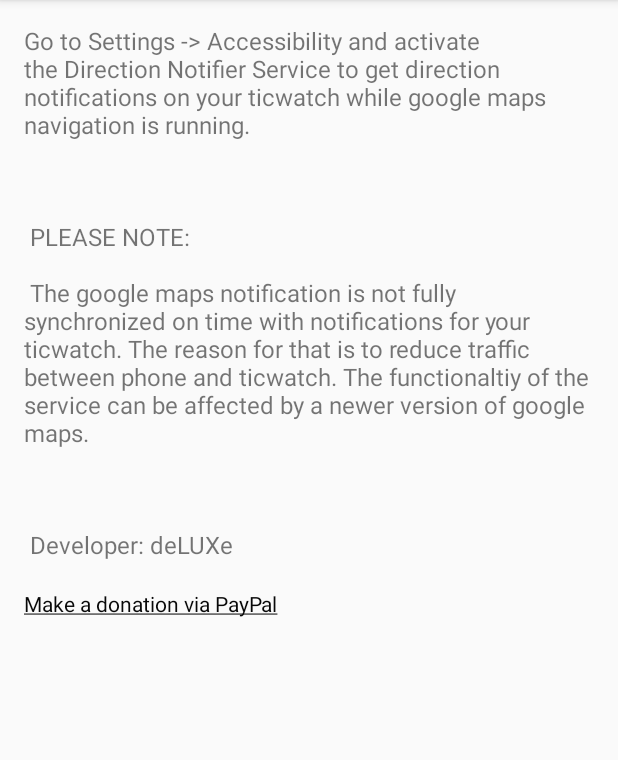
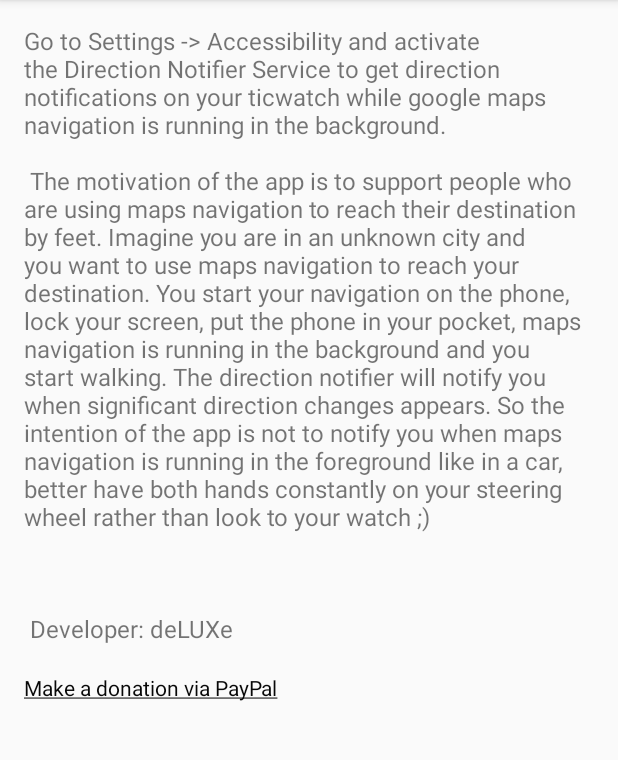
Before and after one commit to ThomasSchmitz1981/DirectionNotifier, an Android app: the screen it shows after launch (MainActivity), on a phone screen of 412 x 824 dp, the part 84-844 px from its top. Run offline under Robolectric (Android 15) with nearby library versions, the phone set to English and light mode, and no system bars.

Commit message:
initial dev_static

```diff
--- a/mobile/src/main/res/values/strings.xml
+++ b/mobile/src/main/res/values/strings.xml
@@ -6,13 +6,17 @@
                                     on your ticwatch.
 
     </string>
-    <string name="dir_service_settings">Go to Settings -> Accessibility and activate the Direction Notifier Service
-    to get direction notifications on your ticwatch while google maps navigation is running.\n\n
-    \n\n
-    PLEASE NOTE: \n\n
-    The google maps notification is not fully synchronized on time with notifications for your ticwatch.
-    The reason for that is to reduce traffic between phone and ticwatch.
-    The functionaltiy of the service can be affected by a newer version of google maps.\n\n\n\n
+    <string name="dir_service_settings">Go to Settings -> Accessibility and activate the Direction
+        Notifier Service to get direction notifications on your ticwatch while google maps
+        navigation is running in the background. \n\n
+        The motivation of the app is to support people who are using maps navigation to reach their
+        destination by feet. Imagine you are in an unknown city and you want to use maps navigation
+        to reach your destination. You start your navigation on the phone, lock your screen, put the
+        phone in your pocket, maps navigation is running in the background and you start walking.
+        The direction notifier will notify you when significant direction changes appears. So the
+        intention of the app is not to notify you when maps navigation is running in the foreground
+        like in a car, better have both hands constantly on your steering wheel rather than look to
+        your watch ;)\n\n\n\n
         Developer: deLUXe \n
     </string>
     <string name="txtDonate"><a href="https://www.paypal.me/deLUXe81">Make a donation via PayPal</a></string>
```
Also changed, not shown: mobile/build.gradle (+13 -7 lines), mobile/src/main/AndroidManifest.xml (+8 -1 lines), mobile/src/main/java/de/luxe/direction/notifier/DirectionNotifierService.java (+48 -0 lines).
